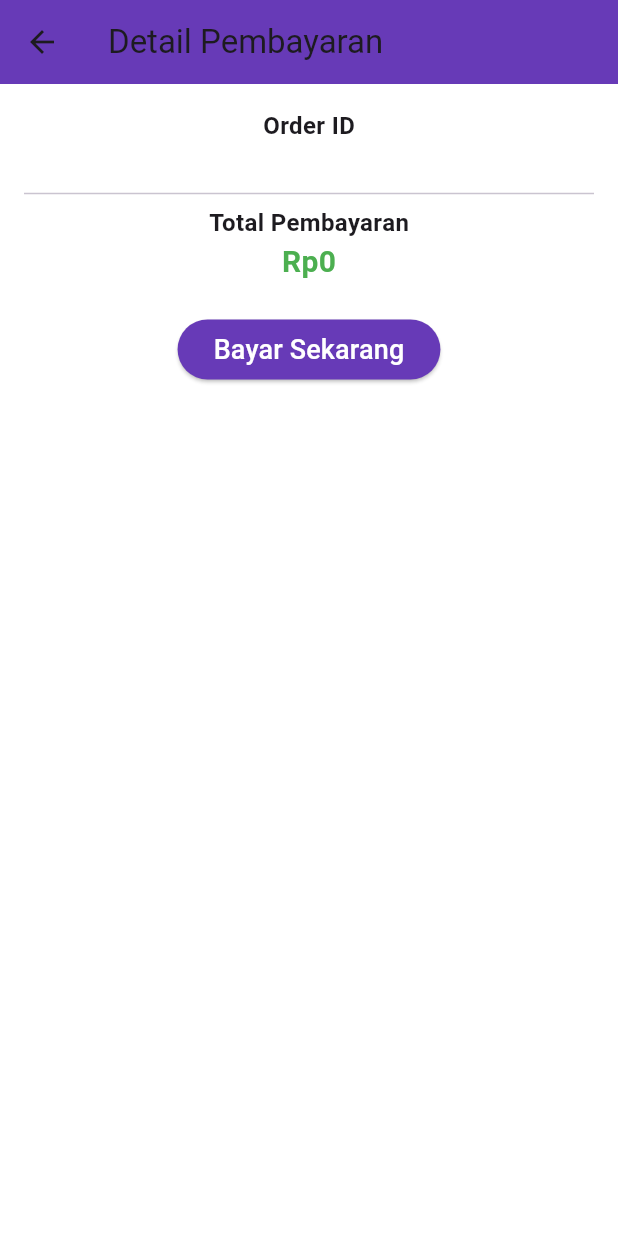
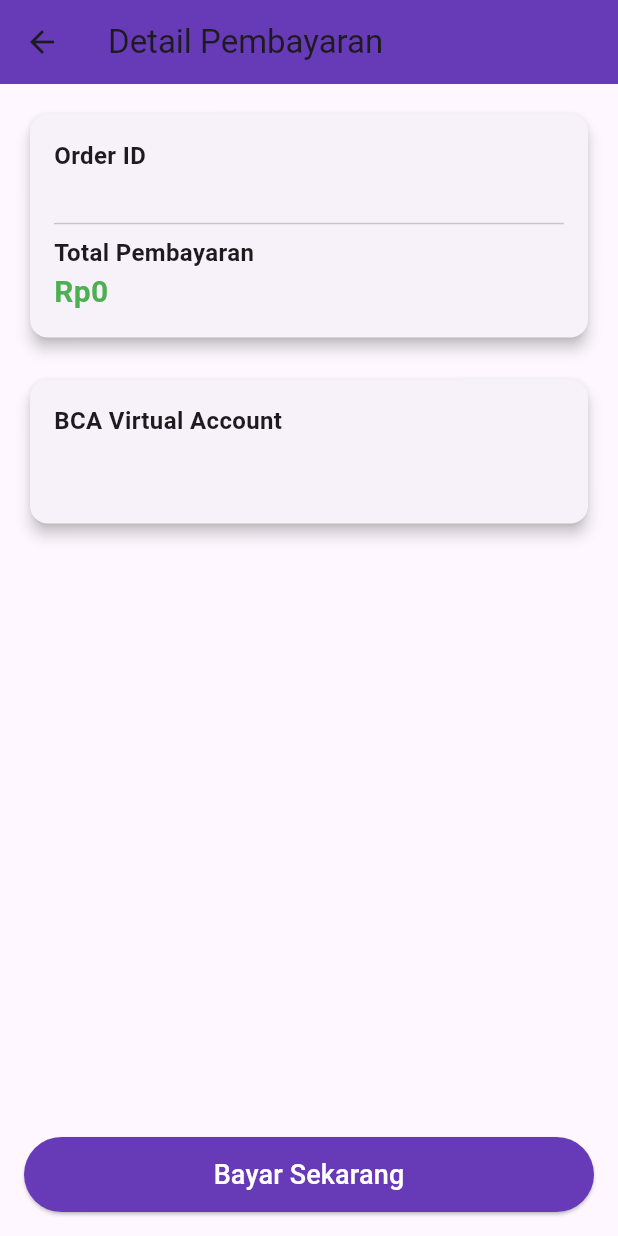
Before and after one commit to RafiHana/raskara_boutique, a Flutter app: the PaymentDetailScreen screen opened directly with empty values, after a tap on "Bayar Sekarang", on a phone screen of 412 x 824 dp. Run offline on Flutter 3.47's test engine with Material 3 defaults, Android fonts, the light colour scheme and no system bars; our stand-ins replace csv, firebase_auth, firebase_core, fl_chart, flutter_dotenv, flutter_svg and 3 more; accounts and stored records are empty; network calls fail.

Commit message:
up payment gateway

```diff
--- a/lib/main.dart
+++ b/lib/main.dart
@@ -8,8 +8,10 @@ import 'package:provider/provider.dart';
 import 'screens/splash_screen.dart';
 import 'services/auth_service.dart';
 import 'providers/cart_provider.dart';
+import 'package:flutter_dotenv/flutter_dotenv.dart';
 
 void main() async {
+  await dotenv.load();
   WidgetsFlutterBinding.ensureInitialized();
   await Firebase.initializeApp(
     options: DefaultFirebaseOptions.currentPlatform,
--- a/lib/screens/payment_detail_screen.dart
+++ b/lib/screens/payment_detail_screen.dart
@@ -1,48 +1,139 @@
 import 'package:flutter/material.dart';
-import 'package:url_launcher/url_launcher.dart';
+import 'dart:async';
+import 'package:raskara_boutique/services/midtrans_service.dart';
 
-class PaymentDetailScreen extends StatelessWidget {
+class PaymentDetailScreen extends StatefulWidget {
   final String orderId;
   final double grossAmount;
-  final String paymentUrl;
-  final String? qrCodeUrl;
+  final String virtualAccount;
 
-  const PaymentDetailScreen({
-    Key? key,
+  PaymentDetailScreen({
     required this.orderId,
     required this.grossAmount,
-    required this.paymentUrl,
-    this.qrCodeUrl,
-  }) : super(key: key);
+    required this.virtualAccount,
+  });
 
-  void _openPaymentUrl() async {
-    if (await canLaunch(paymentUrl)) {
-      await launch(paymentUrl);
-    } else {
-      print("Tidak bisa membuka URL pembayaran");
+  @override
+  _PaymentDetailScreenState createState() => _PaymentDetailScreenState();
+}
+
+class _PaymentDetailScreenState extends State<PaymentDetailScreen> {
+  bool _paymentCompleted = false;
+
+  @override
+  void initState() {
+    super.initState();
+    _checkPaymentStatus();
+  }
+
+  void _checkPaymentStatus() async {
+    while (!_paymentCompleted) {
+      final status = await MidtransService.checkPaymentStatus(widget.orderId);
+      if (status == "settlement") {
+        setState(() {
+          _paymentCompleted = true;
+        });
+        Navigator.pushReplacement(
+          context,
+          MaterialPageRoute(
+            builder: (context) => PaymentSuccessScreen(orderId: widget.orderId),
+          ),
+        );
+        break;
+      } else {
+        await Future.delayed(const Duration(seconds: 5));
+      }
     }
   }
 
   @override
   Widget build(BuildContext context) {
     return Scaffold(
-      backgroundColor: Colors.white,
-      appBar: AppBar(title: const Text("Detail Pembayaran"), backgroundColor: Colors.deepPurple),
+      appBar: AppBar(
+        title: const Text("Detail Pembayaran"),
+        backgroundColor: Colors.deepPurple,
+      ),
       body: Padding(
         padding: const EdgeInsets.all(16.0),
         child: Column(
+          crossAxisAlignment: CrossAxisAlignment.start,
           children: [
-            const Text("Order ID", style: TextStyle(fontSize: 16, fontWeight: FontWeight.bold)),
-            Text(orderId, style: const TextStyle(fontSize: 18, color: Colors.blueAccent)),
-            const Divider(),
-            const Text("Total Pembayaran", style: TextStyle(fontSize: 16, fontWeight: FontWeight.bold)),
-            Text("Rp${grossAmount.toStringAsFixed(0)}", style: const TextStyle(fontSize: 20, fontWeight: FontWeight.bold, color: Colors.green)),
-            if (qrCodeUrl != null) Image.network(qrCodeUrl!),
+            _buildDetailCard(),
             const SizedBox(height: 20),
+            _buildVirtualAccountCard(),
+            const Spacer(),
             ElevatedButton(
-              onPressed: _openPaymentUrl,
-              style: ElevatedButton.styleFrom(backgroundColor: Colors.deepPurple),
-              child: const Text("Bayar Sekarang", style: TextStyle(fontSize: 18, color: Colors.white)),
+              onPressed: () {},
+              style: ElevatedButton.styleFrom(
+                backgroundColor: Colors.deepPurple,
+                minimumSize: Size(double.infinity, 50),
+              ),
+              child: const Text(
+                "Bayar Sekarang",
+                style: TextStyle(fontSize: 18, color: Colors.white),
+              ),
+            ),
+          ],
+        ),
+      ),
+    );
+  }
+
+  Widget _buildDetailCard() {
+    return Card(
+      shape: RoundedRectangleBorder(borderRadius: BorderRadius.circular(12)),
+      elevation: 4,
+      child: Padding(
+        padding: const EdgeInsets.all(16.0),
+        child: Column(
+          crossAxisAlignment: CrossAxisAlignment.start,
+          children: [
+            Text(
+              "Order ID",
+              style: TextStyle(fontSize: 16, fontWeight: FontWeight.bold),
+            ),
+            Text(
+              widget.orderId,
+              style: TextStyle(fontSize: 18, color: Colors.blueAccent),
+            ),
+            Divider(),
+            Text(
+              "Total Pembayaran",
+              style: TextStyle(fontSize: 16, fontWeight: FontWeight.bold),
+            ),
+            Text(
+              "Rp${widget.grossAmount.toStringAsFixed(0)}",
+              style: TextStyle(
+                fontSize: 20,
+                fontWeight: FontWeight.bold,
+                color: Colors.green,
+              ),
+            ),
+          ],
+        ),
+      ),
+    );
+  }
+
+  Widget _buildVirtualAccountCard() {
+    return Card(
+      shape: RoundedRectangleBorder(borderRadius: BorderRadius.circular(12)),
+      elevation: 4,
+      child: Padding(
+        padding: const EdgeInsets.all(16.0),
+        child: Column(
+          crossAxisAlignment: CrossAxisAlignment.start,
+          children: [
+            Text(
+              "BCA Virtual Account",
+              style: TextStyle(fontSize: 16, fontWeight: FontWeight.bold),
+            ),
+            const SizedBox(height: 10),
+            Center(
+              child: Text(
+                widget.virtualAccount,
+                style: TextStyle(fontSize: 22, color: Colors.black),
+              ),
             ),
           ],
         ),
@@ -50,3 +141,55 @@ class PaymentDetailScreen extends StatelessWidget {
     );
   }
 }
+
+class PaymentSuccessScreen extends StatelessWidget {
+  final String orderId;
+
+  PaymentSuccessScreen({required this.orderId});
+
+  @override
+  Widget build(BuildContext context) {
+    return Scaffold(
+      backgroundColor: Colors.white,
+      appBar: AppBar(
+        title: const Text("Pembayaran Berhasil"),
+        backgroundColor: Colors.green,
+      ),
+      body: Center(
+        child: Padding(
+          padding: const EdgeInsets.all(16.0),
+          child: Column(
+            mainAxisAlignment: MainAxisAlignment.center,
+            children: [
+              Icon(Icons.check_circle, color: Colors.green, size: 100),
+              const SizedBox(height: 20),
+              Text(
+                "Pembayaran Anda Berhasil!",
+                style: TextStyle(fontSize: 24, fontWeight: FontWeight.bold),
+              ),
+              const SizedBox(height: 10),
+              Text(
+                "Order ID: $orderId",
+                style: TextStyle(fontSize: 18, color: Colors.black54),
+              ),
+              const SizedBox(height: 30),
+              ElevatedButton(
+                onPressed: () {
+                  Navigator.pop(context);
+                },
+                style: ElevatedButton.styleFrom(
+                  backgroundColor: Colors.green,
+                  minimumSize: Size(double.infinity, 50),
+                ),
+                child: const Text(
+                  "Kembali ke Beranda",
+                  style: TextStyle(fontSize: 18, color: Colors.white),
+                ),
+              ),
+            ],
+          ),
+        ),
+      ),
+    );
+  }
+}
--- a/lib/services/midtrans_service.dart
+++ b/lib/services/midtrans_service.dart
@@ -1,48 +1,85 @@
-import 'package:flutter/material.dart';
-import 'package:raskara_boutique/widgets/PaymentWebview.dart';
+import 'dart:convert';
 import 'package:http/http.dart' as http;
-import 'dart:convert';
+import 'package:flutter_dotenv/flutter_dotenv.dart';
 
 class MidtransService {
-  static Future<String?> createTransaction(double amount, String selectedPaymentMethod) async {
-    print("Requesting Snap Token for amount: $amount...");
+  static String get serverKey => dotenv.env['MIDTRANS_SERVER_KEY'] ?? '';
+  static const String midtransUrl =
+      'https://app.sandbox.midtrans.com/snap/v1/transactions';
 
+  static Future<Map<String, dynamic>?> createTransaction(
+      double amount, String paymentMethod) async {
+    print("🔄 Requesting Snap Token for amount: $amount...");
     try {
       final response = await http.post(
-        Uri.parse("http://10.0.2.2:4000/api/create-payment"),
-        body: jsonEncode({"totalAmount": amount}),
-        headers: {"Content-Type": "application/json"},
+        Uri.parse(midtransUrl),
+        headers: {
+          'Content-Type': 'application/json',
+          'Accept': 'application/json',
+          'Authorization': 'Basic ${base64Encode(utf8.encode("$serverKey:"))}',
+        },
+        body: jsonEncode({
+          "transaction_details": {
+            "order_id": "order-${DateTime.now().millisecondsSinceEpoch}",
+            "gross_amount": amount.toInt(),
+          },
+          "customer_details": {
+            "first_name": "John",
+            "last_name": "Doe",
+            "email": "johndoe@example.com",
+            "phone": "08123456789"
+          },
+          "payment_type": paymentMethod.toLowerCase() == "gopay"
+              ? "gopay"
+              : "bank_transfer",
+          "bank_transfer": paymentMethod.toLowerCase() == "bca"
+              ? {"bank": "bca"}
+              : paymentMethod.toLowerCase() == "briva"
+              ? {"bank": "bri"}
+              : null,
+        }),
       );
 
-      print("Response status: ${response.statusCode}");
-      print("Response body: ${response.body}");
-
-      if (response.statusCode == 200) {
-        final responseBody = jsonDecode(response.body);
-        if (responseBody.containsKey("snapToken")) {
-          final snapToken = responseBody["snapToken"];
-          print("✅ Snap Token received: $snapToken");
-          return snapToken;
+      if (response.statusCode == 201) {
+        final data = jsonDecode(response.body);
+        print("✅ Response: $data");
+        if (data.containsKey("va_numbers")) {
+          return {
+            "orderId": data["order_id"],
+            "virtualAccount": data["va_numbers"][0]["va_number"],
+          };
         } else {
-          print("❌ No snapToken found in response.");
-          return null;
+          return {
+            "orderId": data["order_id"],
+            "paymentUrl": data["redirect_url"],
+          };
         }
       } else {
-        print("❌ Failed to get Snap Token. Status: ${response.statusCode}");
+        print("❌ Failed to create transaction: ${response.body}");
         return null;
       }
     } catch (e) {
-      print("❌ Error getting Snap Token: $e");
+      print("❌ Error creating transaction: $e");
       return null;
     }
   }
 
-  static void startPayment(BuildContext context, String snapToken) {
-    Navigator.push(
-      context,
-      MaterialPageRoute(
-        builder: (context) => PaymentWebView(snapToken: snapToken),
-      ),
-    );
+  static Future<String> checkPaymentStatus(String orderId) async {
+    try {
+      final response = await http.get(
+        Uri.parse("http://10.0.2.2:4000/api/payment-status/$orderId"),
+        headers: {"Content-Type": "application/json"},
+      );
+      if (response.statusCode == 200) {
+        final data = jsonDecode(response.body);
+        return data["transaction_status"]; // e.g., 'pending', 'settlement'
+      } else {
+        print("Failed to check payment status");
+        return "pending";
+      }
+    } catch (e) {
+      print("❌ Error checking payment status: $e");
+      return "pending";
+    }
   }
 }
--- a/pubspec.yaml
+++ b/pubspec.yaml
@@ -27,6 +27,8 @@ dependencies:
   http: ^1.3.0
   webview_flutter: ^4.10.0
   url_launcher: ^6.3.1
+  dotenv: ^4.2.0
+  flutter_dotenv: ^5.2.1
 
 
 dev_dependencies:
```
Also changed, not shown: lib/screens/payment_screen.dart (+22 -10 lines), lib/backend/public/uploads/1739129318692.png (added), lib/backend/public/uploads/1739129347456.png (added), lib/backend/public/uploads/1739129359861.png (added), pubspec.lock, 4 other files.
